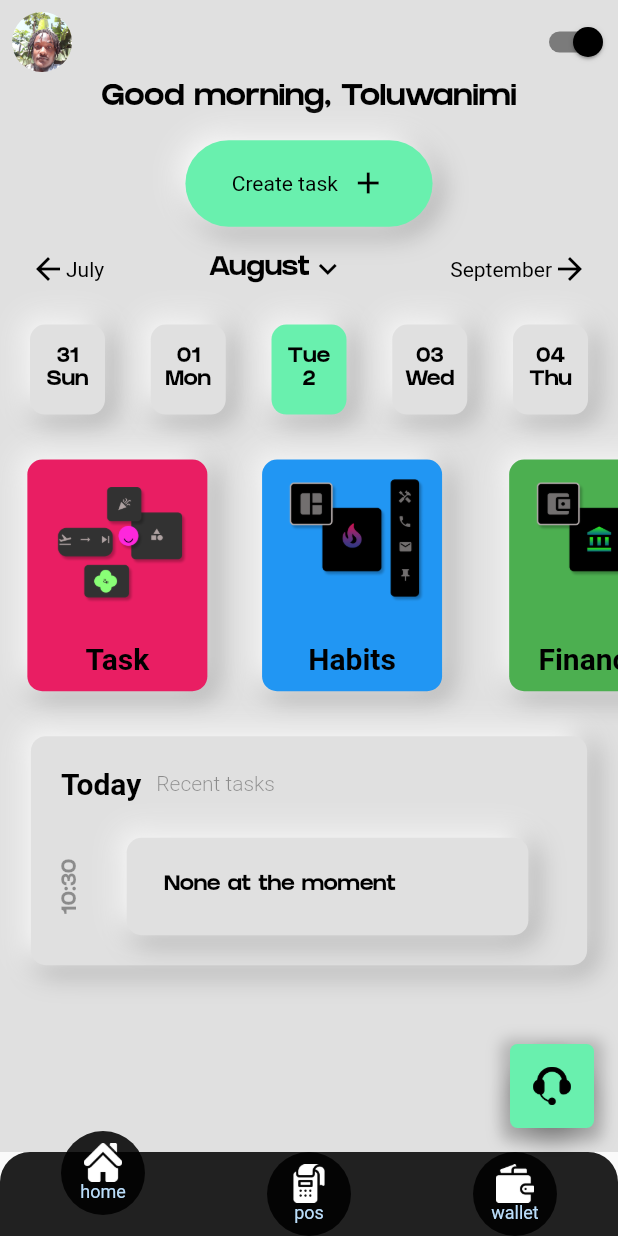
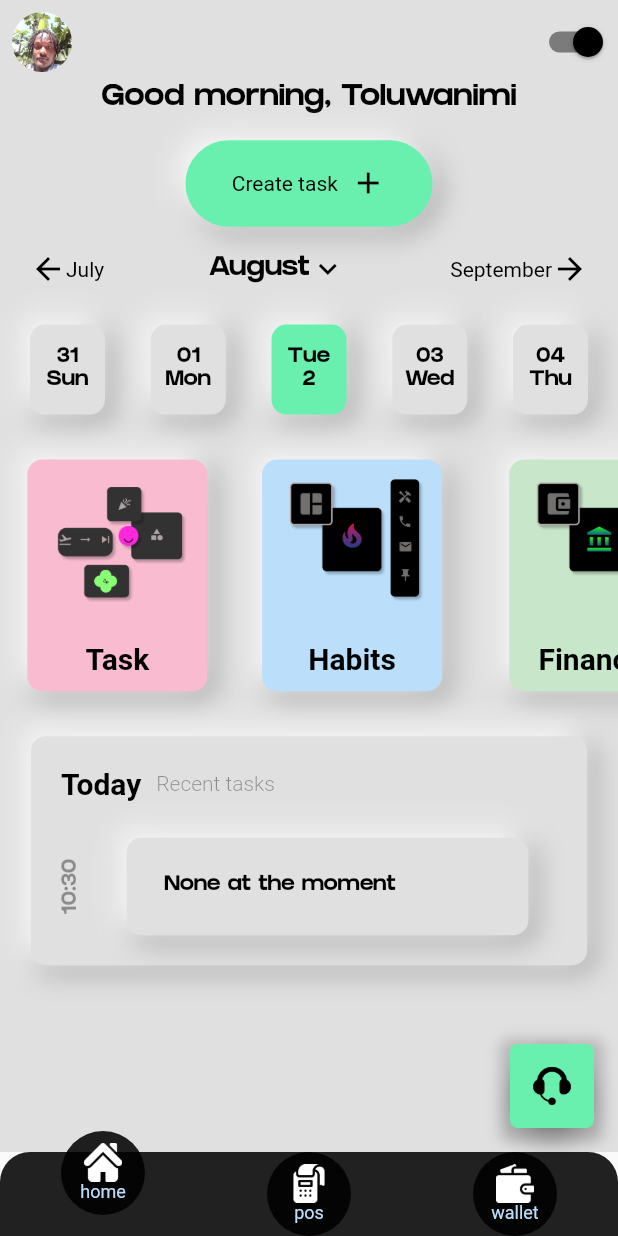
Before and after one commit to Raicodesokwe/kudidemo, a Flutter app: the screen it shows after launch, on a phone screen of 412 x 824 dp. Run offline on Flutter 3.47's test engine with Material 2 defaults, Android fonts, the phone set to English and light mode, and no system bars; drawn by our look-alikes of flutter_speed_dial; our stand-ins replace animated_splash_screen, flutter_local_notifications, font_awesome_flutter, google_fonts, lottie, page_transition and 3 more; Roboto replaces fonts that are missing (Prompt).

Commit message:
color_overlay

```diff
--- a/lib/models/task_model.dart
+++ b/lib/models/task_model.dart
@@ -1,14 +1,11 @@
+import 'package:flutter/material.dart';
+
 class TaskModel {
   final String? name;
-
+  final Color? color;
   final DateTime? from;
   final DateTime? to;
   final String? notes;
 
-  TaskModel({
-    this.name,
-    this.from,
-    this.to,
-    this.notes,
-  });
+  TaskModel({this.name, this.from, this.to, this.notes, this.color});
 }
--- a/lib/pages/homepage.dart
+++ b/lib/pages/homepage.dart
@@ -5,6 +5,7 @@ import 'package:flutter_speed_dial/flutter_speed_dial.dart';
 import 'package:google_fonts/google_fonts.dart';
 import 'package:intl/intl.dart';
 import 'package:kudidemo/pages/calendar_widget.dart';
+import 'package:kudidemo/services/notification_service.dart';
 
 import 'package:kudidemo/theme/changethemebtn.dart';
 import 'package:kudidemo/providers/theme_provider.dart';
@@ -64,6 +65,23 @@ class _HomePageState extends State<HomePage> {
   String? month;
   String? previousMonth;
   String? nextMonth;
+  @override
+  void initState() {
+    // TODO: implement initState
+    super.initState();
+    NotifyService.init();
+    if (Platform.isIOS) {
+      NotifyService().requestIOSPermissions();
+    }
+    listenNotifications();
+  }
+
+  void listenNotifications() {
+    NotifyService.onNotifications.stream.listen(onClickedNotification);
+  }
+
+  void onClickedNotification(String? payload) {}
+
   @override
   Widget build(BuildContext context) {
     if (now.month == 1) {
@@ -458,7 +476,8 @@ class _HomePageState extends State<HomePage> {
                               return Padding(
                                 padding: const EdgeInsets.only(bottom: 15),
                                 child: Container(
-                                  padding: const EdgeInsets.all(15),
+                                  padding: const EdgeInsets.symmetric(
+                                      horizontal: 15, vertical: 10),
                                   width: double.infinity,
                                   child: Column(
                                     crossAxisAlignment:
@@ -497,6 +516,9 @@ class _HomePageState extends State<HomePage> {
                                           ),
                                         ],
                                       ),
+                                      SizedBox(
+                                        height: 5,
+                                      ),
                                       Text(
                                         tasks[index].name!,
                                         style: TextStyle(fontSize: 19),
@@ -515,9 +537,7 @@ class _HomePageState extends State<HomePage> {
                                     ],
                                   ),
                                   decoration: decorator.copyWith(
-                                      color: themeData
-                                          ? Colors.grey[300]
-                                          : Colors.grey[900],
+                                      color: tasks[index].color,
                                       borderRadius:
                                           BorderRadius.circular(10.0)),
                                 ),
--- a/lib/widgets/scroll_widget.dart
+++ b/lib/widgets/scroll_widget.dart
@@ -35,7 +35,7 @@ class ScrollWidget extends StatelessWidget {
             child: TaskWidget(
               size: size,
               decorator: decorator,
-              color: Colors.pink,
+              color: Colors.pink.shade100,
               task: 'Task',
               image: "assets/images/tasks.png",
             ),
@@ -49,7 +49,7 @@ class ScrollWidget extends StatelessWidget {
             child: TaskWidget(
               size: size,
               decorator: decorator,
-              color: Colors.blue,
+              color: Colors.blue.shade100,
               task: 'Habits',
               image: "assets/images/habits.png",
             ),
@@ -65,7 +65,7 @@ class ScrollWidget extends StatelessWidget {
             child: TaskWidget(
               size: size,
               decorator: decorator,
-              color: Colors.green,
+              color: Colors.green.shade100,
               task: 'Finances',
               image: "assets/images/finances.png",
             ),
@@ -81,7 +81,7 @@ class ScrollWidget extends StatelessWidget {
             child: TaskWidget(
               size: size,
               decorator: decorator,
-              color: Colors.orangeAccent,
+              color: Colors.orange.shade100,
               task: 'Journal',
               image: "assets/images/journal.png",
             ),
@@ -109,11 +109,13 @@ class ScrollWidget extends StatelessWidget {
                   ),
                   Text('Group tasks',
                       style: GoogleFonts.prompt(
-                          fontSize: 17, fontWeight: FontWeight.w700))
+                          color: Colors.black,
+                          fontSize: 17,
+                          fontWeight: FontWeight.w700))
                 ],
               ),
               decoration: decorator.copyWith(
-                  color: Colors.purpleAccent,
+                  color: Colors.purple.shade100,
                   borderRadius: BorderRadius.circular(10.0)),
             ),
           ),
--- a/lib/widgets/task_widget.dart
+++ b/lib/widgets/task_widget.dart
@@ -35,7 +35,9 @@ class TaskWidget extends StatelessWidget {
             ),
             Text(task,
                 style: GoogleFonts.prompt(
-                    fontSize: 20, fontWeight: FontWeight.w700))
+                    color: Colors.black,
+                    fontSize: 20,
+                    fontWeight: FontWeight.w700))
           ],
         ),
         decoration: decorator.copyWith(
```
Also changed, not shown: lib/pages/task_view.dart (+23 -5 lines), lib/services/notification_service.dart (+7 -0 lines), lib/widgets/color_overlay.dart (added, +234 -0 lines).
